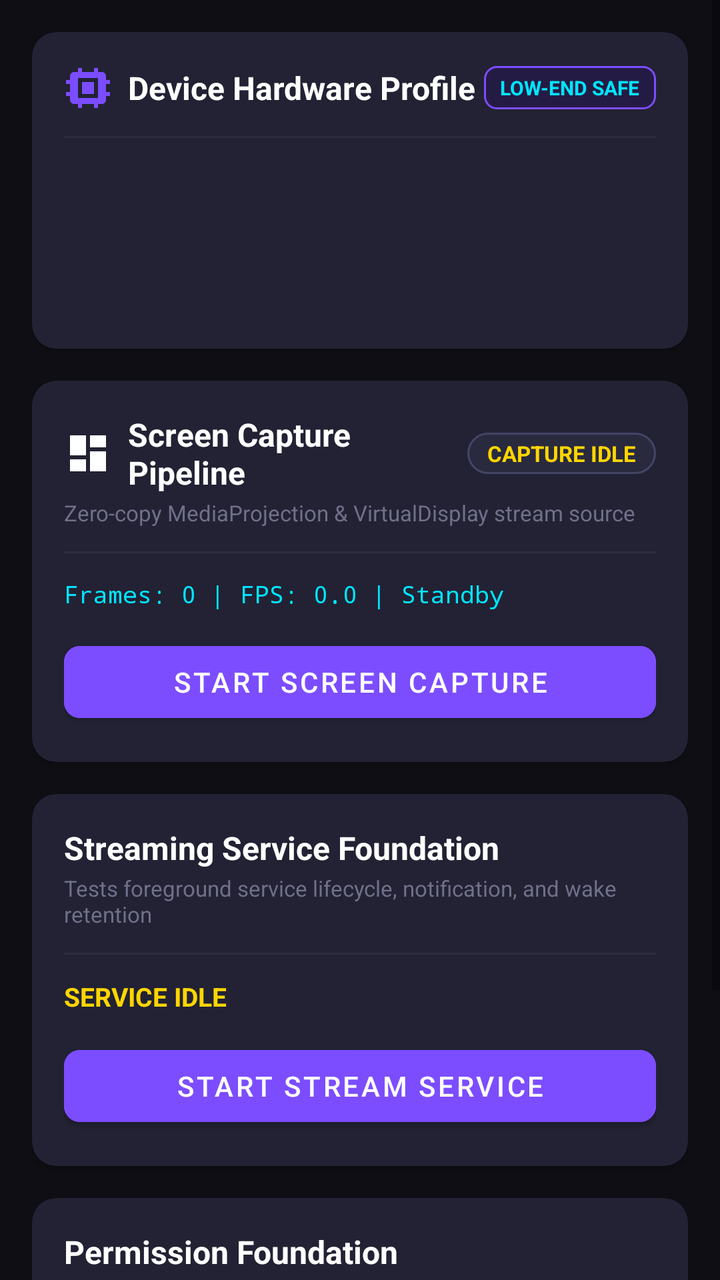
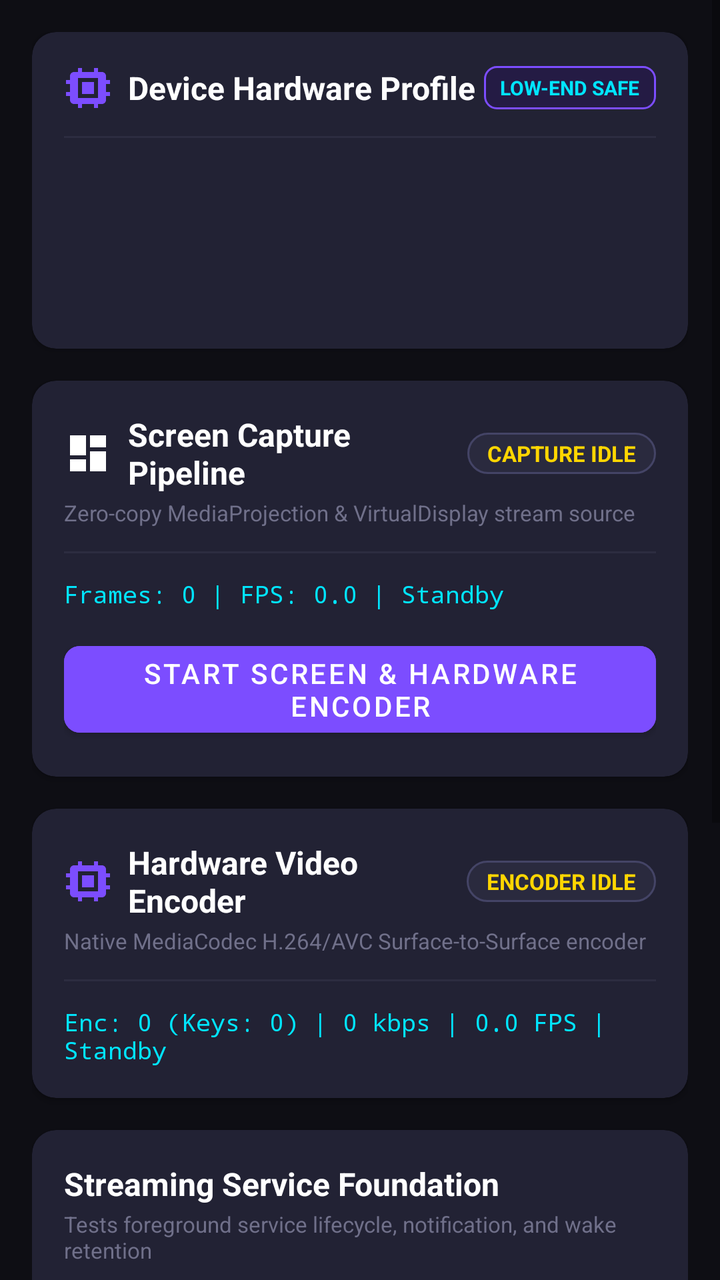

Before-and-after screenshots of an Android layout around one commit, followed by the original layout XML and the change that was made.
<!-- AndroidManifest.xml: application theme Theme.FairyLive -->
<!-- res/layout/fragment_dashboard.xml -->
<?xml version="1.0" encoding="utf-8"?>
<ScrollView xmlns:android="http://schemas.android.com/apk/res/android"
    xmlns:app="http://schemas.android.com/apk/res-auto"
    android:layout_width="match_parent"
    android:layout_height="match_parent"
    android:background="@color/bg_primary"
    android:fillViewport="true">

    <LinearLayout
        android:layout_width="match_parent"
        android:layout_height="wrap_content"
        android:orientation="vertical"
        android:padding="16dp">

        
        <androidx.cardview.widget.CardView
            android:id="@+id/card_capability"
            android:layout_width="match_parent"
            android:layout_height="wrap_content"
            android:layout_marginBottom="16dp"
            app:cardBackgroundColor="@color/bg_card"
            app:cardCornerRadius="12dp"
            app:cardElevation="2dp">

            <LinearLayout
                android:layout_width="match_parent"
                android:layout_height="wrap_content"
                android:orientation="vertical"
                android:padding="16dp">

                <LinearLayout
                    android:layout_width="match_parent"
                    android:layout_height="wrap_content"
                    android:gravity="center_vertical"
                    android:orientation="horizontal">

                    <ImageView
                        android:layout_width="24dp"
                        android:layout_height="24dp"
                        android:src="@drawable/ic_chip" />

                    <TextView
                        android:layout_width="0dp"
                        android:layout_height="wrap_content"
                        android:layout_marginStart="8dp"
                        android:layout_weight="1"
                        android:text="Device Hardware Profile"
                        android:textColor="@color/text_primary"
                        android:textSize="16sp"
                        android:textStyle="bold" />

                    <TextView
                        android:id="@+id/tv_recommended_profile_tag"
                        android:layout_width="wrap_content"
                        android:layout_height="wrap_content"
                        android:background="@drawable/bg_tag_rounded"
                        android:paddingHorizontal="8dp"
                        android:paddingVertical="4dp"
                        android:text="LOW-END SAFE"
                        android:textColor="@color/fairy_cyan"
                        android:textSize="10sp"
                        android:textStyle="bold" />
                </LinearLayout>

                <View
                    android:layout_width="match_parent"
                    android:layout_height="1dp"
                    android:layout_marginVertical="12dp"
                    android:background="@color/divider_color" />

                <TextView
                    android:id="@+id/tv_device_info"
                    android:layout_width="match_parent"
                    android:layout_height="wrap_content"
                    android:textColor="@color/text_secondary"
                    android:textSize="12sp" />

                <TextView
                    android:id="@+id/tv_ram_info"
                    android:layout_width="match_parent"
                    android:layout_height="wrap_content"
                    android:layout_marginTop="4dp"
                    android:textColor="@color/text_secondary"
                    android:textSize="12sp" />

                <TextView
                    android:id="@+id/tv_cpu_info"
                    android:layout_width="match_parent"
                    android:layout_height="wrap_content"
                    android:layout_marginTop="4dp"
                    android:textColor="@color/text_secondary"
                    android:textSize="12sp" />

                <TextView
                    android:id="@+id/tv_encoder_info"
                    android:layout_width="match_parent"
                    android:layout_height="wrap_content"
                    android:layout_marginTop="4dp"
                    android:textColor="@color/fairy_cyan"
                    android:textSize="12sp" />

            </LinearLayout>
        </androidx.cardview.widget.CardView>

        
        <androidx.cardview.widget.CardView
            android:id="@+id/card_capture"
            android:layout_width="match_parent"
            android:layout_height="wrap_content"
            android:layout_marginBottom="16dp"
            app:cardBackgroundColor="@color/bg_card"
            app:cardCornerRadius="12dp"
            app:cardElevation="2dp">

            <LinearLayout
                android:layout_width="match_parent"
                android:layout_height="wrap_content"
                android:orientation="vertical"
                android:padding="16dp">

                <LinearLayout
                    android:layout_width="match_parent"
                    android:layout_height="wrap_content"
                    android:gravity="center_vertical"
                    android:orientation="horizontal">

                    <ImageView
                        android:layout_width="24dp"
                        android:layout_height="24dp"
                        android:src="@drawable/ic_dashboard" />

                    <TextView
                        android:layout_width="0dp"
                        android:layout_height="wrap_content"
                        android:layout_marginStart="8dp"
                        android:layout_weight="1"
                        android:text="Screen Capture Pipeline"
                        android:textColor="@color/text_primary"
                        android:textSize="16sp"
                        android:textStyle="bold" />

                    <TextView
                        android:id="@+id/tv_capture_status_badge"
                        android:layout_width="wrap_content"
                        android:layout_height="wrap_content"
                        android:background="@drawable/bg_status_badge"
                        android:paddingHorizontal="10dp"
                        android:paddingVertical="3dp"
                        android:text="CAPTURE IDLE"
                        android:textColor="@color/status_amber"
                        android:textSize="11sp"
                        android:textStyle="bold" />
                </LinearLayout>

                <TextView
                    android:layout_width="wrap_content"
                    android:layout_height="wrap_content"
                    android:layout_marginTop="2dp"
                    android:text="Zero-copy MediaProjection &amp; VirtualDisplay stream source"
                    android:textColor="@color/text_muted"
                    android:textSize="11sp" />

                <View
                    android:layout_width="match_parent"
                    android:layout_height="1dp"
                    android:layout_marginVertical="12dp"
                    android:background="@color/divider_color" />

                <TextView
                    android:id="@+id/tv_capture_telemetry"
                    android:layout_width="match_parent"
                    android:layout_height="wrap_content"
                    android:fontFamily="monospace"
                    android:text="Frames: 0 | FPS: 0.0 | Standby"
                    android:textColor="@color/fairy_cyan"
                    android:textSize="12sp" />

                
                <com.google.android.material.button.MaterialButton
                    android:id="@+id/btn_start_capture"
                    android:layout_width="match_parent"
                    android:layout_height="wrap_content"
                    android:layout_marginTop="12dp"
                    android:backgroundTint="@color/fairy_purple"
                    android:text="Start Screen Capture"
                    android:textColor="@color/text_primary"
                    app:cornerRadius="8dp" />

                
                <LinearLayout
                    android:id="@+id/layout_capture_active_controls"
                    android:layout_width="match_parent"
                    android:layout_height="wrap_content"
                    android:layout_marginTop="8dp"
                    android:orientation="horizontal"
                    android:visibility="gone">

                    <com.google.android.material.button.MaterialButton
                        android:id="@+id/btn_pause_capture"
                        android:layout_width="0dp"
                        android:layout_height="wrap_content"
                        android:layout_marginEnd="6dp"
                        android:layout_weight="1"
                        android:backgroundTint="@color/bg_surface"
                        android:text="Pause"
                        android:textColor="@color/status_amber"
                        app:cornerRadius="8dp"
                        app:strokeColor="@color/status_amber"
                        app:strokeWidth="1dp" />

                    <com.google.android.material.button.MaterialButton
                        android:id="@+id/btn_stop_capture"
                        android:layout_width="0dp"
                        android:layout_height="wrap_content"
                        android:layout_marginStart="6dp"
                        android:layout_weight="1"
                        android:backgroundTint="@color/bg_surface"
                        android:text="Stop"
                        android:textColor="@color/status_red"
                        app:cornerRadius="8dp"
                        app:strokeColor="@color/status_red"
                        app:strokeWidth="1dp" />
                </LinearLayout>

            </LinearLayout>
        </androidx.cardview.widget.CardView>

        
        <androidx.cardview.widget.CardView
            android:id="@+id/card_service"
            android:layout_width="match_parent"
            android:layout_height="wrap_content"
            android:layout_marginBottom="16dp"
            app:cardBackgroundColor="@color/bg_card"
            app:cardCornerRadius="12dp"
            app:cardElevation="2dp">

            <LinearLayout
                android:layout_width="match_parent"
                android:layout_height="wrap_content"
                android:orientation="vertical"
                android:padding="16dp">

                <TextView
                    android:layout_width="wrap_content"
                    android:layout_height="wrap_content"
                    android:text="Streaming Service Foundation"
                    android:textColor="@color/text_primary"
                    android:textSize="16sp"
                    android:textStyle="bold" />

                <TextView
                    android:layout_width="wrap_content"
                    android:layout_height="wrap_content"
                    android:layout_marginTop="2dp"
                    android:text="Tests foreground service lifecycle, notification, and wake retention"
                    android:textColor="@color/text_muted"
                    android:textSize="11sp" />

                <View
                    android:layout_width="match_parent"
                    android:layout_height="1dp"
                    android:layout_marginVertical="12dp"
                    android:background="@color/divider_color" />

                <TextView
                    android:id="@+id/tv_service_status"
                    android:layout_width="match_parent"
                    android:layout_height="wrap_content"
                    android:text="@string/status_service_stopped"
                    android:textColor="@color/status_amber"
                    android:textSize="13sp"
                    android:textStyle="bold" />

                <com.google.android.material.button.MaterialButton
                    android:id="@+id/btn_toggle_service"
                    android:layout_width="match_parent"
                    android:layout_height="wrap_content"
                    android:layout_marginTop="12dp"
                    android:backgroundTint="@color/fairy_purple"
                    android:text="@string/btn_start_service"
                    android:textColor="@color/text_primary"
                    app:cornerRadius="8dp" />

            </LinearLayout>
        </androidx.cardview.widget.CardView>

        
        <androidx.cardview.widget.CardView
            android:id="@+id/card_permissions"
            android:layout_width="match_parent"
            android:layout_height="wrap_content"
            app:cardBackgroundColor="@color/bg_card"
            app:cardCornerRadius="12dp"
            app:cardElevation="2dp">

            <LinearLayout
                android:layout_width="match_parent"
                android:layout_height="wrap_content"
                android:orientation="vertical"
                android:padding="16dp">

                <TextView
                    android:layout_width="wrap_content"
                    android:layout_height="wrap_content"
                    android:text="Permission Foundation"
                    android:textColor="@color/text_primary"
                    android:textSize="16sp"
                    android:textStyle="bold" />

                <View
                    android:layout_width="match_parent"
                    android:layout_height="1dp"
                    android:layout_marginVertical="12dp"
                    android:background="@color/divider_color" />

                
                <LinearLayout
                    android:layout_width="match_parent"
                    android:layout_height="wrap_content"
                    android:gravity="center_vertical"
                    android:orientation="horizontal">

                    <ImageView
                        android:id="@+id/iv_audio_perm_icon"
                        android:layout_width="18dp"
                        android:layout_height="18dp"
                        android:src="@drawable/ic_warning" />

                    <TextView
                        android:id="@+id/tv_audio_perm_label"
                        android:layout_width="wrap_content"
                        android:layout_height="wrap_content"
                        android:layout_marginStart="8dp"
                        android:text="Audio Record (Microphone)"
                        android:textColor="@color/text_secondary"
                        android:textSize="13sp" />
                </LinearLayout>

                
                <LinearLayout
                    android:layout_width="match_parent"
                    android:layout_height="wrap_content"
                    android:layout_marginTop="8dp"
                    android:gravity="center_vertical"
                    android:orientation="horizontal">

                    <ImageView
                        android:id="@+id/iv_notify_perm_icon"
                        android:layout_width="18dp"
                        android:layout_height="18dp"
                        android:src="@drawable/ic_warning" />

                    <TextView
                        android:id="@+id/tv_notify_perm_label"
                        android:layout_width="wrap_content"
                        android:layout_height="wrap_content"
                        android:layout_marginStart="8dp"
                        android:text="Post Notifications (Foreground Service)"
                        android:textColor="@color/text_secondary"
                        android:textSize="13sp" />
                </LinearLayout>

                
                <LinearLayout
                    android:layout_width="match_parent"
                    android:layout_height="wrap_content"
                    android:layout_marginTop="8dp"
                    android:gravity="center_vertical"
                    android:orientation="horizontal">

                    <ImageView
                        android:id="@+id/iv_camera_perm_icon"
                        android:layout_width="18dp"
                        android:layout_height="18dp"
                        android:src="@drawable/ic_warning" />

                    <TextView
                        android:id="@+id/tv_camera_perm_label"
                        android:layout_width="wrap_content"
                        android:layout_height="wrap_content"
                        android:layout_marginStart="8dp"
                        android:text="Camera (Face Cam)"
                        android:textColor="@color/text_secondary"
                        android:textSize="13sp" />
                </LinearLayout>

                <com.google.android.material.button.MaterialButton
                    android:id="@+id/btn_request_permissions"
                    android:layout_width="match_parent"
                    android:layout_height="wrap_content"
                    android:layout_marginTop="16dp"
                    android:backgroundTint="@color/bg_surface"
                    android:text="@string/btn_grant_permissions"
                    android:textColor="@color/fairy_cyan"
                    app:cornerRadius="8dp"
                    app:strokeColor="@color/fairy_cyan"
                    app:strokeWidth="1dp" />

            </LinearLayout>
        </androidx.cardview.widget.CardView>

    </LinearLayout>
</ScrollView>
<!-- resources referenced by this layout -->
<resources>
  <color name="bg_card">#222234</color>
  <color name="bg_primary">#0E0E14</color>
  <color name="bg_surface">#181824</color>
  <color name="divider_color">#2C2C40</color>
  <color name="fairy_cyan">#00E5FF</color>
  <color name="fairy_purple">#7C4DFF</color>
  <color name="status_amber">#FFD600</color>
  <color name="status_red">#FF5252</color>
  <color name="text_muted">#70708A</color>
  <color name="text_primary">#FFFFFF</color>
  <color name="text_secondary">#B0B0C8</color>
  <!-- drawable bg_status_badge (drawable) -->
  <?xml version="1.0" encoding="utf-8"?>
  <shape xmlns:android="http://schemas.android.com/apk/res/android"
      android:shape="rectangle">
      <solid android:color="#2A2A3E" />
      <stroke
          android:width="1dp"
          android:color="#444466" />
      <corners android:radius="20dp" />
  </shape>
  <!-- drawable bg_tag_rounded (drawable) -->
  <?xml version="1.0" encoding="utf-8"?>
  <shape xmlns:android="http://schemas.android.com/apk/res/android"
      android:shape="rectangle">
      <solid android:color="#241B44" />
      <stroke
          android:width="1dp"
          android:color="@color/fairy_purple" />
      <corners android:radius="6dp" />
  </shape>
  <!-- drawable ic_chip (drawable) -->
  <vector xmlns:android="http://schemas.android.com/apk/res/android"
      android:width="24dp"
      android:height="24dp"
      android:viewportWidth="24"
      android:viewportHeight="24">
      <path
          android:fillColor="#FF7C4DFF"
          android:pathData="M9,2v2h6V2h2v2h2c1.1,0 2,0.9 2,2v2h2v2h-2v4h2v2h-2v2c0,1.1 -0.9,2 -2,2h-2v2h-2v-2H9v2H7v-2H5c-1.1,0 -2,-0.9 -2,-2v-2H1v-2h2v-4H1V8h2V6c0,-1.1 0.9,-2 2,-2h2V2H9z M17,17V7H7v10H17z M9,9h6v6H9V9z" />
  </vector>
  <!-- drawable ic_dashboard (drawable) -->
  <vector xmlns:android="http://schemas.android.com/apk/res/android"
      android:width="24dp"
      android:height="24dp"
      android:viewportWidth="24"
      android:viewportHeight="24">
      <path
          android:fillColor="#FFFFFFFF"
          android:pathData="M3,13h8V3H3V13z M3,21h8v-6H3V21z M13,21h8V11h-8V21z M13,3v6h8V3H13z" />
  </vector>
  <!-- drawable ic_warning (drawable) -->
  <vector xmlns:android="http://schemas.android.com/apk/res/android"
      android:width="24dp"
      android:height="24dp"
      android:viewportWidth="24"
      android:viewportHeight="24">
      <path
          android:fillColor="#FFFFD600"
          android:pathData="M1,21h22L12,2 1,21zm12,-3h-2v-2h2v2zm0,-4h-2v-4h2v4z" />
  </vector>
  <string name="btn_grant_permissions">Grant Missing Permissions</string>
  <string name="btn_start_service">Start Stream Service</string>
  <string name="status_service_stopped">SERVICE IDLE</string>
  <style name="Theme.FairyLive" parent="Theme.MaterialComponents.DayNight.NoActionBar">
          <item name="colorPrimary">@color/fairy_purple</item>
          <item name="colorPrimaryVariant">@color/fairy_purple_dark</item>
          <item name="colorOnPrimary">@color/text_primary</item>
  
          <item name="colorSecondary">@color/fairy_cyan</item>
          <item name="colorSecondaryVariant">@color/fairy_cyan</item>
          <item name="colorOnSecondary">@color/bg_primary</item>
  
          <item name="android:statusBarColor">@color/bg_primary</item>
          <item name="android:navigationBarColor">@color/bg_primary</item>
          <item name="android:windowBackground">@color/bg_primary</item>
      </style>
  <color name="fairy_purple_dark">#512DA8</color>
</resources>

<!-- the commit's change to res/layout/fragment_dashboard.xml (unified diff, before → after) -->
@@ -182,7 +182,7 @@
                     android:layout_height="wrap_content"
                     android:layout_marginTop="12dp"
                     android:backgroundTint="@color/fairy_purple"
-                    android:text="Start Screen Capture"
+                    android:text="Start Screen &amp; Hardware Encoder"
                     android:textColor="@color/text_primary"
                     app:cornerRadius="8dp" />
 
@@ -221,6 +221,95 @@
                         app:strokeColor="@color/status_red"
                         app:strokeWidth="1dp" />
                 </LinearLayout>
+
+            </LinearLayout>
+        </androidx.cardview.widget.CardView>
+
+        
+        <androidx.cardview.widget.CardView
+            android:id="@+id/card_encoder"
+            android:layout_width="match_parent"
+            android:layout_height="wrap_content"
+            android:layout_marginBottom="16dp"
+            app:cardBackgroundColor="@color/bg_card"
+            app:cardCornerRadius="12dp"
+            app:cardElevation="2dp">
+
+            <LinearLayout
+                android:layout_width="match_parent"
+                android:layout_height="wrap_content"
+                android:orientation="vertical"
+                android:padding="16dp">
+
+                <LinearLayout
+                    android:layout_width="match_parent"
+                    android:layout_height="wrap_content"
+                    android:gravity="center_vertical"
+                    android:orientation="horizontal">
+
+                    <ImageView
+                        android:layout_width="24dp"
+                        android:layout_height="24dp"
+                        android:src="@drawable/ic_chip" />
+
+                    <TextView
+                        android:layout_width="0dp"
+                        android:layout_height="wrap_content"
+                        android:layout_marginStart="8dp"
+                        android:layout_weight="1"
+                        android:text="Hardware Video Encoder"
+                        android:textColor="@color/text_primary"
+                        android:textSize="16sp"
+                        android:textStyle="bold" />
+
+                    <TextView
+                        android:id="@+id/tv_encoder_status_badge"
+                        android:layout_width="wrap_content"
+                        android:layout_height="wrap_content"
+                        android:background="@drawable/bg_status_badge"
+                        android:paddingHorizontal="10dp"
+                        android:paddingVertical="3dp"
+                        android:text="ENCODER IDLE"
+                        android:textColor="@color/status_amber"
+                        android:textSize="11sp"
+                        android:textStyle="bold" />
+                </LinearLayout>
+
+                <TextView
+                    android:layout_width="wrap_content"
+                    android:layout_height="wrap_content"
+                    android:layout_marginTop="2dp"
+                    android:text="Native MediaCodec H.264/AVC Surface-to-Surface encoder"
+                    android:textColor="@color/text_muted"
+                    android:textSize="11sp" />
+
+                <View
+                    android:layout_width="match_parent"
+                    android:layout_height="1dp"
+                    android:layout_marginVertical="12dp"
+                    android:background="@color/divider_color" />
+
+                <TextView
+                    android:id="@+id/tv_encoder_telemetry"
+                    android:layout_width="match_parent"
+                    android:layout_height="wrap_content"
+                    android:fontFamily="monospace"
+                    android:text="Enc: 0 (Keys: 0) | 0 kbps | 0.0 FPS | Standby"
+                    android:textColor="@color/fairy_cyan"
+                    android:textSize="12sp" />
+
+                <com.google.android.material.button.MaterialButton
+                    android:id="@+id/btn_request_keyframe"
+                    android:layout_width="match_parent"
+                    android:layout_height="wrap_content"
+                    android:layout_marginTop="10dp"
+                    android:backgroundTint="@color/bg_surface"
+                    android:text="Request Keyframe (IDR Sync)"
+                    android:textColor="@color/fairy_cyan"
+                    android:visibility="gone"
+                    app:cornerRadius="8dp"
+                    app:strokeColor="@color/fairy_cyan"
+                    app:strokeWidth="1dp" />
 
             </LinearLayout>
         </androidx.cardview.widget.CardView>
